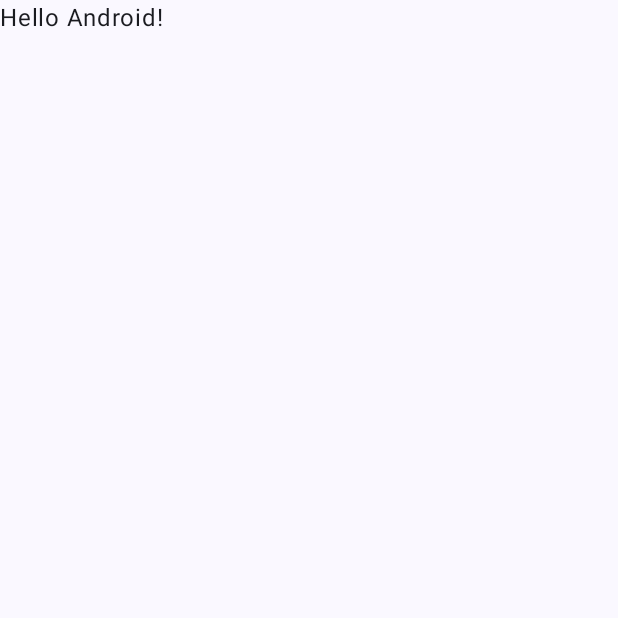
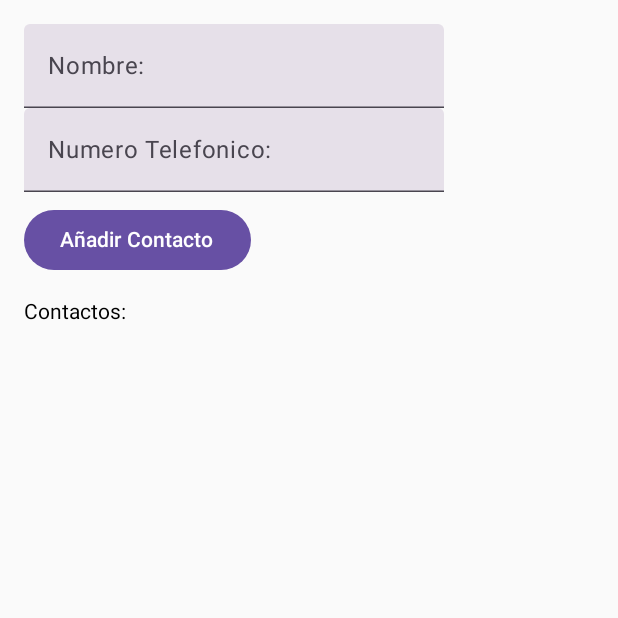
Before and after one commit to redigb/android_sqlite_jetpack, an Android app built with Jetpack Compose: the screen it shows after launch (MainActivity), on a phone screen of 412 x 824 dp, the top half of it. Before the commit the part shown is almost empty. Run offline under Robolectric (Android 15) with nearby library versions, the phone set to English and light mode, and no system bars; our stand-ins replace Room's generated code.

Commit message:
con todo mis errores

```diff
--- a/app/src/main/java/com/redrd/sqlite_rd/MainActivity.kt
+++ b/app/src/main/java/com/redrd/sqlite_rd/MainActivity.kt
@@ -1,47 +1,197 @@
 package com.redrd.sqlite_rd
 
 import android.os.Bundle
+import android.widget.Toast
 import androidx.activity.ComponentActivity
 import androidx.activity.compose.setContent
-import androidx.activity.enableEdgeToEdge
-import androidx.compose.foundation.layout.fillMaxSize
+import androidx.compose.foundation.layout.Arrangement
+import androidx.compose.foundation.layout.Box
+import androidx.compose.foundation.layout.Column
+import androidx.compose.foundation.layout.Row
+import androidx.compose.foundation.layout.Spacer
+import androidx.compose.foundation.layout.fillMaxWidth
+import androidx.compose.foundation.layout.height
 import androidx.compose.foundation.layout.padding
-import androidx.compose.material3.Scaffold
+import androidx.compose.foundation.text.KeyboardOptions
+import androidx.compose.material3.Button
 import androidx.compose.material3.Text
+import androidx.compose.material3.TextField
 import androidx.compose.runtime.Composable
+import androidx.compose.runtime.LaunchedEffect
+import androidx.compose.runtime.mutableStateOf
+import androidx.compose.runtime.remember
+import androidx.compose.runtime.rememberCoroutineScope
 import androidx.compose.ui.Modifier
-import androidx.compose.ui.tooling.preview.Preview
-import com.redrd.sqlite_rd.ui.theme.Android_sqlite_rdTheme
+import androidx.compose.ui.platform.LocalContext
+import androidx.compose.ui.text.input.KeyboardType
+import androidx.compose.ui.unit.dp
+import com.redrd.sqlite_rd.database_sqlite.AppDatabase
+import com.redrd.sqlite_rd.database_sqlite.entitie.Contactos
+import kotlinx.coroutines.launch
 
 class MainActivity : ComponentActivity() {
+
+    private lateinit var db: AppDatabase
+
     override fun onCreate(savedInstanceState: Bundle?) {
         super.onCreate(savedInstanceState)
-        enableEdgeToEdge()
+        db = AppDatabase.getDatabase(applicationContext)
+
         setContent {
-            Android_sqlite_rdTheme {
-                Scaffold(modifier = Modifier.fillMaxSize()) { innerPadding ->
-                    Greeting(
-                        name = "Android",
-                        modifier = Modifier.padding(innerPadding)
-                    )
+            ContactApp(db)
+        }
+    }
+}
+
+
+@Composable
+fun ContactApp(db: AppDatabase) {
+    var nombre = remember { mutableStateOf("") }
+    var numeroCelular = remember { mutableStateOf("") }
+    var contactos = remember { mutableStateOf<List<Contactos>>(emptyList()) }
+    var selectedContact = remember { mutableStateOf<Contactos?>(null) } // Para seleccionar un contacto a editar
+
+    // Corutinas
+    val corutineScope = rememberCoroutineScope()
+    val context = LocalContext.current
+
+    // Función para cargar todos los contactos
+    fun loadContacts() {
+        corutineScope.launch {
+            contactos.value = db.contactDao().getAllContacts()
+        }
+    }
+
+    // Cargar los contactos al iniciar la UI
+    LaunchedEffect(Unit) {
+        loadContacts()
+    }
+
+    Column(modifier = Modifier.padding(16.dp)) {
+        TextField(
+            value = nombre.value,
+            onValueChange = { nombre.value = it },
+            label = { Text("Nombre: ") }
+        )
+
+        TextField(
+            value = numeroCelular.value,
+            onValueChange = { numeroCelular.value = it },
+            label = { Text("Numero Telefonico: ") },
+            keyboardOptions = KeyboardOptions.Default.copy(keyboardType = KeyboardType.Phone)
+        )
+
+        Spacer(modifier = Modifier.height(8.dp))
+
+        // Botón para añadir o editar
+        Button(onClick = {
+            if (selectedContact.value != null) {
+                // Editar el contacto existente
+                val updatedContact = selectedContact.value!!.copy(
+                    nombre = nombre.value,
+                    numero = numeroCelular.value
+                )
+                corutineScope.launch {
+                    db.contactDao().update(updatedContact)
+                    loadContacts() // Actualizar la lista de contactos
+                    Toast.makeText(context, "Contacto actualizado: ${nombre.value}", Toast.LENGTH_SHORT).show()
+                }
+            } else {
+                // Añadir nuevo contacto
+                val contacto = Contactos(nombre = nombre.value, numero = numeroCelular.value)
+                corutineScope.launch {
+                    db.contactDao().insert(contacto)
+                    loadContacts() // Actualizar la lista de contactos
+                    Toast.makeText(context, "Contacto añadido: ${nombre.value}", Toast.LENGTH_SHORT).show()
+                }
+            }
+
+            // Limpiar los campos después de añadir o editar
+            nombre.value = ""
+            numeroCelular.value = ""
+            selectedContact.value = null // Resetear el contacto seleccionado
+        }) {
+            Text(if (selectedContact.value != null) "Editar Contacto" else "Añadir Contacto")
+        }
+
+        Spacer(modifier = Modifier.height(16.dp))
+
+        // Mostrar lista de contactos
+        Text("Contactos:")
+        contactos.value.forEach { contact ->
+            Row(
+                modifier = Modifier.fillMaxWidth().padding(vertical = 4.dp),
+                horizontalArrangement = Arrangement.SpaceBetween
+            ) {
+                Column(modifier = Modifier.weight(1f)) {
+                    Text("Nombre: ${contact.nombre}")
+                    Text("Numero: ${contact.numero}")
+                }
+
+                // Botón de edición para cada contacto
+                Button(onClick = {
+                    nombre.value = contact.nombre
+                    numeroCelular.value = contact.numero
+                    selectedContact.value = contact
+                }) {
+                    Text("Editar")
+                }
+
+                // Botón de eliminación para cada contacto
+                Button(onClick = {
+                    corutineScope.launch {
+                        db.contactDao().delete(contact)
+                        loadContacts() // Actualizar la lista después de eliminar
+                        Toast.makeText(context, "Contacto eliminado", Toast.LENGTH_SHORT).show()
+                    }
+                }) {
+                    Text("Eliminar")
                 }
             }
         }
     }
 }
 
-@Composable
-fun Greeting(name: String, modifier: Modifier = Modifier) {
-    Text(
-        text = "Hello $name!",
-        modifier = modifier
-    )
-}
+/*@Composable
+fun ContactApp(db : AppDatabase) {
+    var nombre = remember { mutableStateOf("") }
+    var numeroCelular = remember { mutableStateOf("") }
+    var contactos = remember { mutableStateOf<List<Contactos>>(emptyList()) }
 
-@Preview(showBackground = true)
-@Composable
-fun GreetingPreview() {
-    Android_sqlite_rdTheme {
-        Greeting("Android")
+    // coruntinas
+    var corutineScope = rememberCoroutineScope()
+    val context = LocalContext.current
+
+    Column (modifier = Modifier.padding(16.dp)) {
+        TextField(
+            value = nombre.value,
+            onValueChange = { nombre.value = it },
+            label = { Text("Nombre: ") }
+        )
+
+        TextField(
+            value = numeroCelular.value,
+            onValueChange = { numeroCelular.value = it },
+            label = { Text("Numero Telefonico: ") },
+            keyboardOptions = KeyboardOptions.Default.copy(keyboardType = KeyboardType.Phone)
+        )
+        Spacer(modifier = Modifier.height(8.dp))
+
+        Button(onClick = {
+            val contacto = Contactos(nombre = nombre.value, numero = numeroCelular.value)
+            corutineScope.launch {
+                db.contactDao().insert(contacto)
+                contactos.value = db.contactDao().getAllContacts()
+                Toast.makeText(context, "Contacto: ${nombre.toString()}, añadido", Toast.LENGTH_SHORT).show()
+            }
+        }) {
+            Text("Añadir Contacto")
+        }
+        Spacer(modifier = Modifier.height(16.dp))
+
+        Text("Contactos:")
+        contactos.value.forEach { contact ->
+            Text("Nombre: ${contact.nombre}, Numero_Celular: ${contact.numero}")
+        }
     }
-}
+}*/
--- /dev/null
+++ b/app/src/main/java/com/redrd/sqlite_rd/database_sqlite/AppDatabase.kt
@@ -0,0 +1,32 @@
+package com.redrd.sqlite_rd.database_sqlite
+
+import android.content.Context
+import androidx.room.Database
+import androidx.room.Room
+import androidx.room.RoomDatabase
+import com.redrd.sqlite_rd.database_sqlite.dao.ContactoDao
+import com.redrd.sqlite_rd.database_sqlite.entitie.Contactos
+
+
+@Database(entities = [Contactos::class], version = 2, exportSchema = false)
+abstract class AppDatabase: RoomDatabase() {
+
+    abstract fun contactDao(): ContactoDao
+
+    companion object {
+        @Volatile
+        private var INSTANCE: AppDatabase? = null
+
+        fun getDatabase(context: Context): AppDatabase {
+            return INSTANCE ?: synchronized(this) {
+                val instance = Room.databaseBuilder(
+                    context.applicationContext,
+                    AppDatabase::class.java,
+                    "contactos_database"
+                ).build()
+                INSTANCE = instance
+                instance
+            }
+        }
+    }
+}
--- /dev/null
+++ b/app/src/main/java/com/redrd/sqlite_rd/database_sqlite/dao/ContactoDao.kt
@@ -0,0 +1,26 @@
+package com.redrd.sqlite_rd.database_sqlite.dao
+
+import androidx.room.Dao
+import androidx.room.Delete
+import androidx.room.Insert
+import androidx.room.Query
+import androidx.room.Update
+import com.redrd.sqlite_rd.database_sqlite.entitie.Contactos
+
+@Dao
+interface ContactoDao {
+    @Query("SELECT * FROM contactos_table WHERE id = :id")
+    suspend fun getContactById(id: Int): Contactos?
+
+    @Query("SELECT * FROM contactos_table")
+    suspend fun getAllContacts(): List<Contactos>
+
+    @Insert
+    suspend fun insert(contact: Contactos)
+
+    @Update
+    suspend fun update(contact: Contactos)
+
+    @Delete
+    suspend fun delete(contact: Contactos)
+}
--- a/gradle/libs.versions.toml
+++ b/gradle/libs.versions.toml
@@ -8,6 +8,7 @@ espressoCore = "3.6.1"
 lifecycleRuntimeKtx = "2.6.1"
 activityCompose = "1.10.0"
 composeBom = "2024.04.01"
+compose = "1.3.0"
 
 [libraries]
 androidx-core-ktx = { group = "androidx.core", name = "core-ktx", version.ref = "coreKtx" }
@@ -25,6 +26,10 @@ androidx-ui-test-manifest = { group = "androidx.compose.ui", name = "ui-test-man
 androidx-ui-test-junit4 = { group = "androidx.compose.ui", name = "ui-test-junit4" }
 androidx-material3 = { group = "androidx.compose.material3", name = "material3" }
 
+androidx-compose-ui = "androidx.compose.ui:ui:${versions.compose}"
+androidx-compose-material3 = "androidx.compose.material3:material3:${versions.compose}"
+androidx-compose-runtime = "androidx.compose.runtime:runtime:${versions.compose}"
+
 [plugins]
 android-application = { id = "com.android.application", version.ref = "agp" }
 kotlin-android = { id = "org.jetbrains.kotlin.android", version.ref = "kotlin" }
```
Also changed, not shown: app/build.gradle.kts (+12 -1 lines), app/src/main/java/com/redrd/sqlite_rd/database_sqlite/entitie/Contactos.kt (added, +20 -0 lines).
